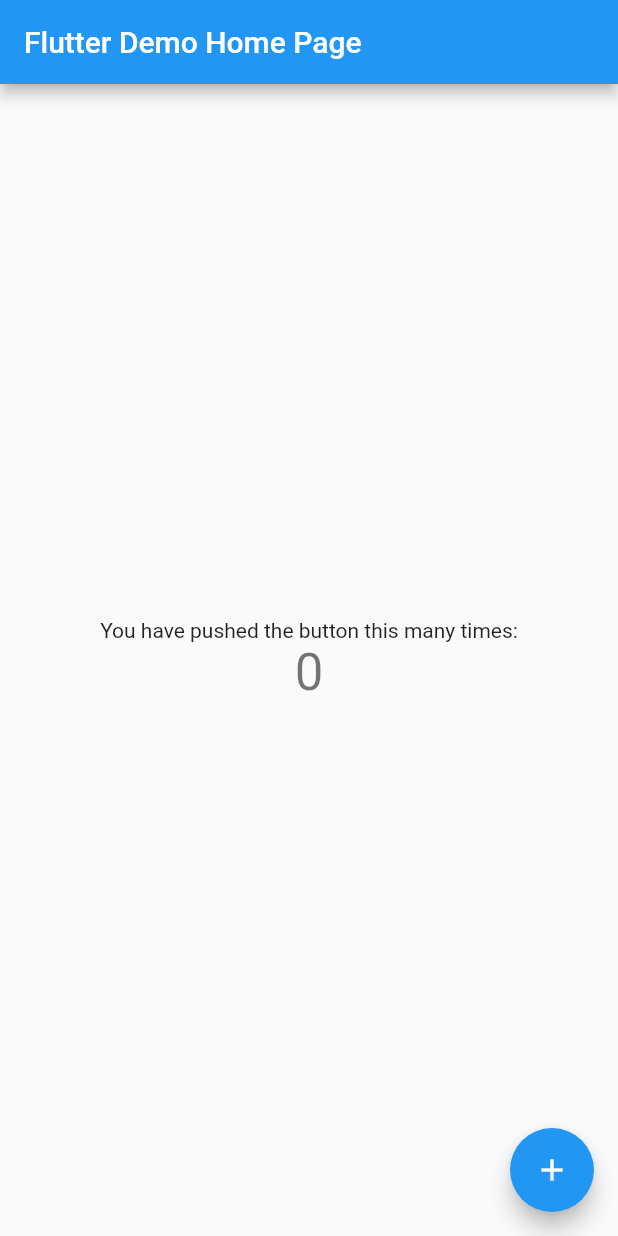
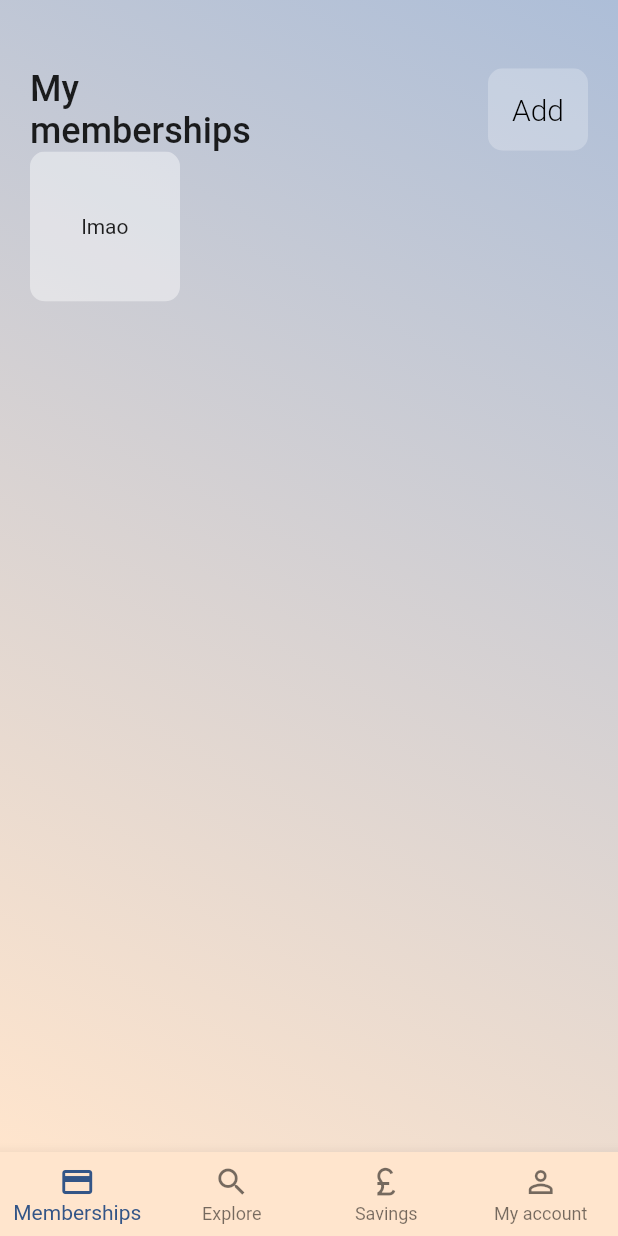
Before and after one commit to khemichew/Kumi, a Flutter app: the screen it shows after launch, on a phone screen of 412 x 824 dp. Run offline on Flutter 3.47's test engine with Material 2 defaults, Android fonts, the phone set to English and light mode, and no system bars; our stand-ins replace firebase_core; accounts and stored records are empty.

```diff
--- a/app/lib/main.dart
+++ b/app/lib/main.dart
@@ -13,24 +13,14 @@ void main() async {
 class MyApp extends StatelessWidget {
   const MyApp({Key? key}) : super(key: key);
 
+  final String _title = 'DRP 27';
+
   // This widget is the root of your application.
   @override
   Widget build(BuildContext context) {
     return MaterialApp(
-      title: 'Flutter Demo',
-      theme: ThemeData(
-        // This is the theme of your application.
-        //
-        // Try running your application with "flutter run". You'll see the
-        // application has a blue toolbar. Then, without quitting the app, try
-        // changing the primarySwatch below to Colors.green and then invoke
-        // "hot reload" (press "r" in the console where you ran "flutter run",
-        // or simply save your changes to "hot reload" in a Flutter IDE).
-        // Notice that the counter didn't reset back to zero; the application
-        // is not restarted.
-        primarySwatch: Colors.blue,
-      ),
-      home: const MyHomePage(title: 'Flutter Demo Home Page'),
+      title: _title,
+      home: MyHomePage(title: _title),
     );
   }
 }
@@ -54,16 +44,33 @@ class MyHomePage extends StatefulWidget {
 }
 
 class _MyHomePageState extends State<MyHomePage> {
-  int _counter = 0;
+  int _selectedIndex = 0;
 
-  void _incrementCounter() {
+  static const TextStyle optionStyle =
+  TextStyle(fontSize: 30, fontWeight: FontWeight.bold);
+
+  static const TextStyle titleStyle =
+  TextStyle(fontSize: 24, fontWeight: FontWeight.w500);
+
+  static const TextStyle ordinaryStyle =
+  TextStyle(fontSize: 20, fontWeight: FontWeight.w300);
+
+  List<Widget> _widgetOptions = <Widget>[
+    MembershipPage(),
+    Text(
+      'Index 1: Explore',
+      style: optionStyle,
+    ),
+    Text(
+      'Index 2: Savings',
+      style: optionStyle,
+    ),
+    AccountPage(),
+  ];
+
+  void _onItemTapped(int index) {
     setState(() {
-      // This call to setState tells the Flutter framework that something has
-      // changed in this State, which causes it to rerun the build method below
-      // so that the display can reflect the updated values. If we changed
-      // _counter without calling setState(), then the build method would not be
-      // called again, and so nothing would appear to happen.
-      _counter++;
+      _selectedIndex = index;
     });
   }
 
@@ -76,46 +83,146 @@ class _MyHomePageState extends State<MyHomePage> {
     // fast, so that you can just rebuild anything that needs updating rather
     // than having to individually change instances of widgets.
     return Scaffold(
-      appBar: AppBar(
-        // Here we take the value from the MyHomePage object that was created by
-        // the App.build method, and use it to set our appbar title.
-        title: Text(widget.title),
-      ),
       body: Center(
-        // Center is a layout widget. It takes a single child and positions it
-        // in the middle of the parent.
-        child: Column(
-          // Column is also a layout widget. It takes a list of children and
-          // arranges them vertically. By default, it sizes itself to fit its
-          // children horizontally, and tries to be as tall as its parent.
-          //
-          // Invoke "debug painting" (press "p" in the console, choose the
-          // "Toggle Debug Paint" action from the Flutter Inspector in Android
-          // Studio, or the "Toggle Debug Paint" command in Visual Studio Code)
-          // to see the wireframe for each widget.
-          //
-          // Column has various properties to control how it sizes itself and
-          // how it positions its children. Here we use mainAxisAlignment to
-          // center the children vertically; the main axis here is the vertical
-          // axis because Columns are vertical (the cross axis would be
-          // horizontal).
-          mainAxisAlignment: MainAxisAlignment.center,
-          children: <Widget>[
-            const Text(
-              'You have pushed the button this many times:',
-            ),
-            Text(
-              '$_counter',
-              style: Theme.of(context).textTheme.headline4,
-            ),
-          ],
+        child: Container(
+          decoration: const BoxDecoration(
+              gradient: LinearGradient(
+                begin: Alignment.topRight,
+                end: Alignment.bottomLeft,
+                colors: [
+                  Color.fromRGBO(173, 190, 216, 1),
+                  Color.fromRGBO(255, 229, 205, 1),
+                ],
+              )
+          ),
+          child: Center(
+            child: _widgetOptions.elementAt(_selectedIndex),
+          ),
         ),
       ),
-      floatingActionButton: FloatingActionButton(
-        onPressed: _incrementCounter,
-        tooltip: 'Increment',
-        child: const Icon(Icons.add),
-      ), // This trailing comma makes auto-formatting nicer for build methods.
+      bottomNavigationBar: BottomNavigationBar(
+        items: const <BottomNavigationBarItem>[
+          BottomNavigationBarItem(
+            icon: Icon(Icons.credit_card),
+            label: 'Memberships',
+          ),
+          BottomNavigationBarItem(
+            icon: Icon(Icons.search),
+            label: 'Explore',
+          ),
+          BottomNavigationBarItem(
+            icon: Icon(Icons.currency_pound_outlined),
+            label: 'Savings',
+          ),
+          BottomNavigationBarItem(
+            icon: Icon(Icons.person_outline),
+            label: 'My account',
+          ),
+        ],
+        currentIndex: _selectedIndex,
+        // backgroundColor: const Color.fromRGBO(255, 255, 255, 0.3),
+        backgroundColor: const Color.fromRGBO(255, 229, 205, 1),
+        selectedItemColor: const Color.fromRGBO(51, 85, 135, 1.0),
+        onTap: _onItemTapped,
+        type: BottomNavigationBarType.fixed,
+      ),
     );
   }
 }
+
+class AccountPage extends StatelessWidget {
+  @override
+  Widget build(BuildContext context) {
+    return Container(
+      margin: const EdgeInsets.fromLTRB(20, 45, 20, 0),
+      child: Column(
+          children: [
+            Row(
+                mainAxisAlignment: MainAxisAlignment.spaceBetween,
+                children: [
+                  Text(
+                    'My\naccount',
+                    style: _MyHomePageState.titleStyle,
+                  ),
+                ]
+            ),
+          ]
+      ),
+    );
+  }
+}
+
+class MembershipPage extends StatelessWidget {
+  @override
+  Widget build(BuildContext context) {
+    return Container(
+      margin: const EdgeInsets.fromLTRB(20, 45, 20, 0),
+      child: Column(
+        children: [
+          Row(
+              mainAxisAlignment: MainAxisAlignment.spaceBetween,
+              children: [
+                Text(
+                  'My\nmemberships',
+                  style: _MyHomePageState.titleStyle,
+                ),
+                // TextButton(onPressed: null, child: const Text('Add', style: ordinaryStyle))
+                ClipRRect(
+                  borderRadius: BorderRadius.circular(10),
+                  child: Stack(
+                    children: <Widget>[
+                      Positioned.fill(
+                        child: Container(
+                          decoration: const BoxDecoration(
+                              color: Colors.white24
+                          ),
+                        ),
+                      ),
+                      TextButton(
+                        style: TextButton.styleFrom(
+                          padding: const EdgeInsets.all(16.0),
+                          primary: Colors.black,
+                          textStyle: _MyHomePageState.ordinaryStyle,
+                        ),
+                        onPressed: () {},
+                        child: const Text('Add'),
+                      ),
+                    ],
+                  ),
+                ),
+              ]
+          ),
+          Row(
+              mainAxisAlignment: MainAxisAlignment.spaceBetween,
+              children: [ClipRRect(
+                borderRadius: BorderRadius.circular(10),
+                child: Stack(
+                  children: <Widget>[
+                    Positioned.fill(
+                      child: Container(
+                        decoration: const BoxDecoration(
+                            color: Colors.white24
+                        ),
+                      ),
+                    ),
+                    Container(
+                      decoration: const BoxDecoration(
+                          color: Colors.white24
+                      ),
+                      constraints: const BoxConstraints(
+                        minWidth: 100,
+                        minHeight: 100,
+                      ),
+                      child: Center(
+                        child: const Text('lmao'),
+                      ),
+                    ),
+                  ],
+                ),
+              ),]
+          )
+        ],
+      ),
+    );
+  }
+}
```
